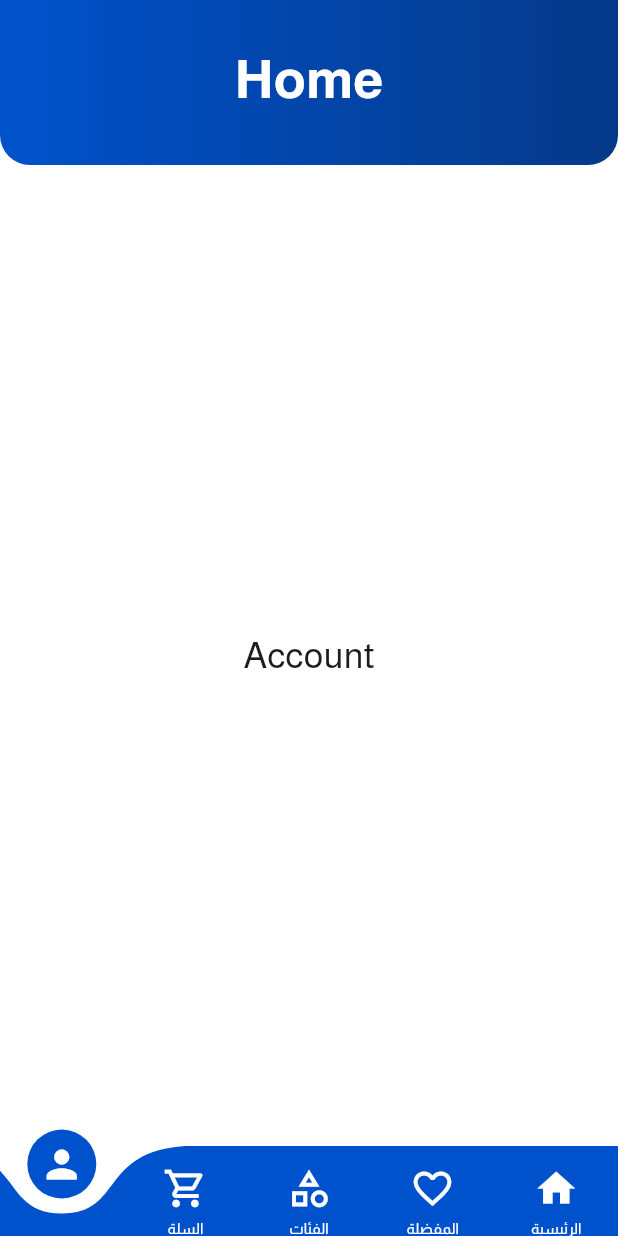
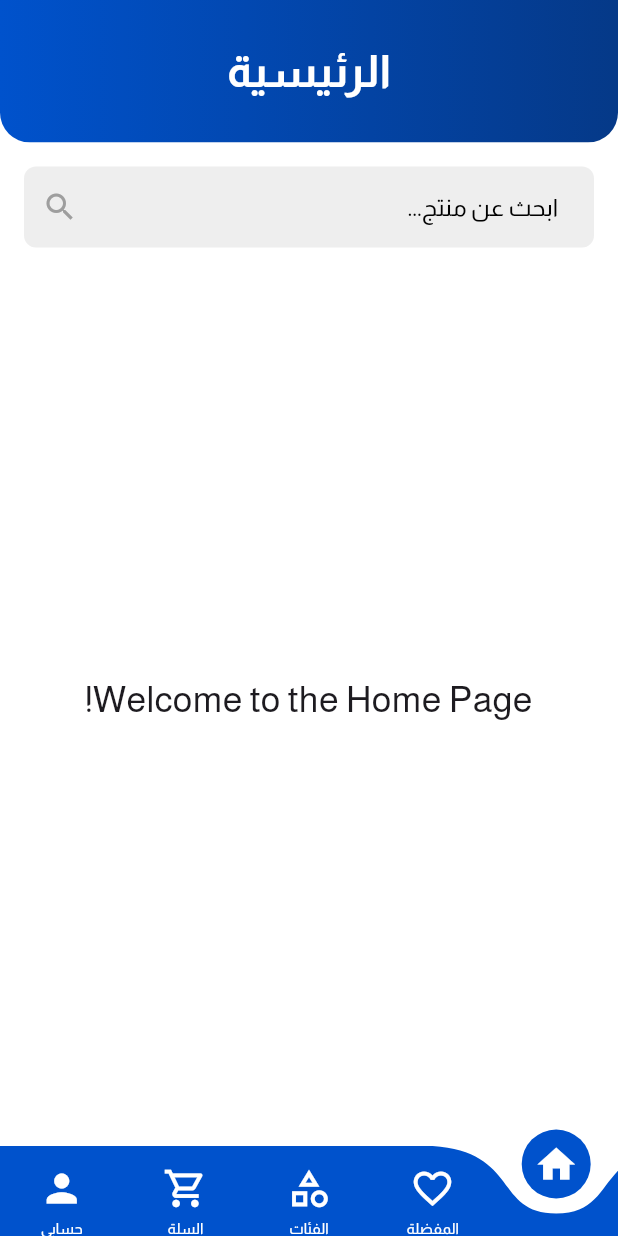
Before and after one commit to E-commerce-CS22/Flutter-app, a Flutter app: the screen it shows after launch, after a tap on "تصفح التطبيق", on a phone screen of 412 x 824 dp. Run offline on Flutter 3.47's test engine with Material 3 defaults, Android fonts, the phone set to English and light mode, and no system bars; drawn by our look-alikes of curved_navigation_bar; our stand-ins replace dartz, dio, flutter_bloc, flutter_svg, get_it, logger and 1 more.

Commit message:
Add home pages classes and fix some problems

```diff
--- a/lib/common/widgets/appbar/app_bar.dart
+++ b/lib/common/widgets/appbar/app_bar.dart
@@ -4,14 +4,16 @@ import 'package:smartstore/core/configs/theme/app_colors.dart';
 class CurvedAppBar extends StatelessWidget implements PreferredSizeWidget {
   final Widget? title;
   final Color? backgroundColor;
-  final double? height;
+  final double height;
   final bool hideBack;
+  final double fontSize; // New property for font size
 
   const CurvedAppBar({
     this.title,
     this.hideBack = true,
     this.backgroundColor,
-    this.height,
+    this.height = 150.0, // Default height
+    this.fontSize = 36.0, // Default font size
     super.key,
   });
 
@@ -22,7 +24,7 @@ class CurvedAppBar extends StatelessWidget implements PreferredSizeWidget {
         ClipPath(
           clipper: AppBarClipper(),
           child: Container(
-            height: height ?? 150.0,
+            height: height,
             decoration: const BoxDecoration(
               gradient: LinearGradient(
                 colors: [AppColors.gradient1, AppColors.gradient2],
@@ -37,13 +39,13 @@ class CurvedAppBar extends StatelessWidget implements PreferredSizeWidget {
           backgroundColor: Colors.transparent,
           elevation: 0,
           centerTitle: true,
-          toolbarHeight: height != null ? height! * 0.7 : 105.0,
+          toolbarHeight: height * 0.7, // Dynamically calculate toolbar height
           title: Container(
             alignment: Alignment.bottomCenter,
             child: DefaultTextStyle(
-              style: const TextStyle(
+              style: TextStyle(
                 color: AppColors.white,
-                fontSize: 36,
+                fontSize: fontSize, // Use the fontSize parameter
                 fontWeight: FontWeight.w700,
                 fontFamily: "Almarai",
               ),
@@ -56,7 +58,7 @@ class CurvedAppBar extends StatelessWidget implements PreferredSizeWidget {
   }
 
   @override
-  Size get preferredSize => Size.fromHeight(height ?? 110.0);
+  Size get preferredSize => Size.fromHeight(height - 40); // Dynamically return height
 }
 
 class AppBarClipper extends CustomClipper<Path> {
--- a/lib/common/widgets/navbar/bottom_nav_bar.dart
+++ b/lib/common/widgets/navbar/bottom_nav_bar.dart
@@ -20,7 +20,7 @@ class CurvedNavBar extends StatelessWidget {
       buttonBackgroundColor: AppColors.primary, // Active button color
       height: 60, // Increased height to accommodate text
       items: <Widget>[
-        _NavBarItem(icon: Icons.person, label: 'الحساب', isSelected: currentIndex == 0),
+        _NavBarItem(icon: Icons.person, label: 'حسابي', isSelected: currentIndex == 0),
         _NavBarItem(icon: Icons.shopping_cart_outlined, label: 'السلة', isSelected: currentIndex == 1),
         _NavBarItem(icon: Icons.category_outlined, label: 'الفئات', isSelected: currentIndex == 2),
         _NavBarItem(icon: Icons.favorite_outline, label: 'المفضلة', isSelected: currentIndex == 3),
--- a/lib/features/authentication/domain/repositories/auth.dart
+++ b/lib/features/authentication/domain/repositories/auth.dart
@@ -10,5 +10,5 @@ abstract class AuthRepository {
   // Future<Either> signin(SigninReqParams signinReq);
   Future<bool> isLoggedIn();
   // Future<Either> getUser();
-  // Future<Either> logout();
+  Future<Either> logout();
 }
--- /dev/null
+++ b/lib/features/home/presentation/pages/Home/home_page.dart
@@ -0,0 +1,55 @@
+// lib/pages/home/home_page.dart
+import 'package:flutter/material.dart';
+import 'package:smartstore/common/widgets/appbar/app_bar.dart';
+
+class MainPage extends StatelessWidget {
+  const MainPage({Key? key}) : super(key: key);
+
+  @override
+  Widget build(BuildContext context) {
+    return Scaffold(
+      appBar: CurvedAppBar(
+        title: const Text('الرئيسية'),
+        height: 135,
+        fontSize: 30,
+      ),
+      body: Padding(
+        padding: const EdgeInsets.all(16.0),
+        child: Column(
+          children: [
+            // Modern search box (RTL)
+            TextField(
+              textDirection: TextDirection.rtl,  // Set text direction to RTL
+              decoration: InputDecoration(
+                filled: true,
+                fillColor: Colors.grey[200],
+                hintText: 'ابحث عن منتج...',
+                hintTextDirection: TextDirection.rtl, // Set hint text direction to RTL
+                prefixIcon: Icon(Icons.search, color: Colors.grey),
+                border: OutlineInputBorder(
+                  borderRadius: BorderRadius.circular(25),
+                  borderSide: BorderSide.none,
+                ),
+                contentPadding: EdgeInsets.symmetric(vertical: 15, horizontal: 20),
+              ),
+              onChanged: (value) {
+                // Handle search logic here
+              },
+            ),
+            SizedBox(height: 20),
+            // Content of the page
+            Expanded(
+              child: Center(
+                child: Text(
+                  'Welcome to the Home Page!',
+                  style: TextStyle(fontSize: 24),
+                  textDirection: TextDirection.rtl,  // Set content direction to RTL
+                ),
+              ),
+            ),
+          ],
+        ),
+      ),
+    );
+  }
+}
--- a/lib/features/home/presentation/pages/home.dart
+++ b/lib/features/home/presentation/pages/home.dart
@@ -1,7 +1,12 @@
 import 'package:flutter/material.dart';
+import 'package:smartstore/features/home/presentation/pages/Cart/cart_page.dart';
+import 'package:smartstore/features/home/presentation/pages/categories/categories_page.dart';
+import 'package:smartstore/features/home/presentation/pages/favorite/favorite_page.dart';
+import 'package:smartstore/features/home/presentation/pages/profile/profile_page.dart';
 import '../../../../common/widgets/appbar/app_bar.dart';
 import '../../../../common/widgets/navbar/bottom_nav_bar.dart';
 import '../../../../core/configs/theme/app_colors.dart';
+import 'Home/home_page.dart';
 
 class HomePage extends StatefulWidget {
   const HomePage({Key? key}) : super(key: key);
@@ -11,24 +16,20 @@ class HomePage extends StatefulWidget {
 }
 
 class _HomePageState extends State<HomePage> {
-  int _currentIndex = 0;
+  int _currentIndex = 4;
 
   // List of pages to display
   final List<Widget> _pages = [
-    const Center(child: Text('Account', style: TextStyle(fontSize: 24))),
-    const Center(child: Text('Cart', style: TextStyle(fontSize: 24))),
-    const Center(child: Text('categories', style: TextStyle(fontSize: 24))),
-    const Center(child: Text('favorite', style: TextStyle(fontSize: 24))),
-    const Center(child: Text('Home', style: TextStyle(fontSize: 24))),
+    const ProfilePage(), // Updated to use ProfilePage
+    const CartPage(),
+    const CategoriesPage(),
+    const FavoritesPage(),
+    const MainPage(),
   ];
 
   @override
   Widget build(BuildContext context) {
     return Scaffold(
-      appBar: const CurvedAppBar(
-        title: Text('Home',),
-
-      ),
       backgroundColor: AppColors.white, // Match navigation bar color
       body: _pages[_currentIndex], // Display the current page
       bottomNavigationBar: CurvedNavBar(
--- a/lib/features/splash/presentation/pages/splash.dart
+++ b/lib/features/splash/presentation/pages/splash.dart
@@ -1,4 +1,3 @@
-import 'package:smartstore/common/helper/navigator/app_navigator.dart';
 import 'package:smartstore/core/configs/assets/app_vectors.dart';
 import 'package:smartstore/core/configs/theme/app_colors.dart';
 import 'package:flutter/material.dart';
@@ -26,7 +25,7 @@ class SplashPage extends StatelessWidget {
               return const HomePage();
             } else if (state is UnAuthenticated) {
               // Navigate to the login screen
-              return WelcomePage();;
+              return WelcomePage();
             }
             // Show the splash screen while checking the state
             return Container(
--- a/lib/service_locator.dart
+++ b/lib/service_locator.dart
@@ -6,6 +6,7 @@ import 'features/authentication/data/datasources/auth_local_service.dart';
 import 'features/authentication/data/repositories/auth.dart';
 import 'features/authentication/domain/repositories/auth.dart';
 import 'features/authentication/domain/usecases/is_logged_in.dart';
+import 'features/authentication/domain/usecases/logout.dart';
 import 'features/authentication/domain/usecases/signup.dart';
 
 
@@ -48,11 +49,11 @@ void setupServiceLocator() {
   // sl.registerSingleton<GetUserUseCase>(
   //     GetUserUseCase()
   // );
-  //
-  // sl.registerSingleton<LogoutUseCase>(
-  //     LogoutUseCase()
-  // );
-  //
+
+  sl.registerSingleton<LogoutUseCase>(
+      LogoutUseCase()
+  );
+
   // sl.registerSingleton<SigninUseCase>(
   //     SigninUseCase()
   // );
--- a/pubspec.yaml
+++ b/pubspec.yaml
@@ -20,6 +20,7 @@ dependencies:
   dio:
   logger:
   shared_preferences:
+  flutter_localization:
 
 dev_dependencies:
   flutter_test:
```
Also changed, not shown: lib/features/authentication/data/datasources/auth_api_service.dart (+31 -0 lines), lib/features/authentication/data/models/user.dart (added, +29 -0 lines), lib/features/authentication/data/repositories/auth.dart (+23 -0 lines), lib/features/authentication/domain/entities/user.dart (added, +9 -0 lines), lib/features/authentication/domain/usecases/logout.dart (added, +13 -0 lines), lib/features/home/presentation/pages/Cart/cart_page.dart (added, +88 -0 lines), lib/features/home/presentation/pages/categories/categories_page.dart (added, +24 -0 lines), lib/features/home/presentation/pages/favorite/favorite_page.dart (added, +24 -0 lines), lib/features/home/presentation/pages/profile/profile_page.dart (added, +221 -0 lines), pubspec.lock, 5 other files.
